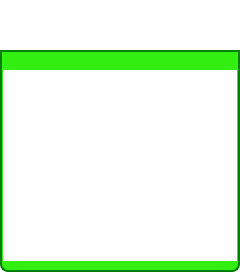
Old version of the form GoTvApps/GoTvCommon/Forms/ActivityFileSearch.ui in the repository brettrjones/gotvptop.
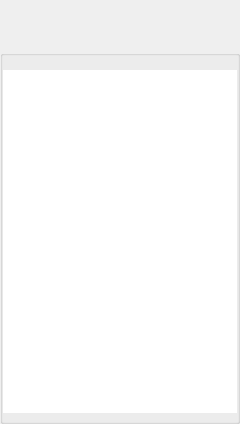
New version of the form. Custom widgets are drawn as their Qt base class.

Diff of the .ui file:
```diff
--- a/GoTvApps/GoTvCommon/Forms/ActivityFileSearch.ui
+++ b/GoTvApps/GoTvCommon/Forms/ActivityFileSearch.ui
@@ -10,7 +10,7 @@
     <x>0</x>
     <y>0</y>
     <width>240</width>
-    <height>272</height>
+    <height>424</height>
    </rect>
   </property>
   <property name="windowTitle">
@@ -22,44 +22,6 @@
   <property name="toolTip">
    <string/>
   </property>
-  <property name="styleSheet">
-   <string notr="true">QDialog#FileSearchDialog
-{   
-color: transparent;
-background-color: transparent;
-border: 1px solid transparent;
-border-radius: 8px; 
-}
-
-#TitleGroupBox
-{   
-color: black;
-background-color: rgb(50,238,17);
-border: 2px solid green;
-border-top-left-radius: 8px; 
-border-top-right-radius: 8px;
-}
-
-#TitleLabel
-{   
-color: black;
-}
-
-#FileItemsBox
-{   
-background-color: rgb(50,238,17);
-border: 2px solid green;
-border-top-color: green; 
-border-bottom-left-radius: 8px; 
-border-bottom-right-radius: 8px;
-}
-
-#FileItemList
-{   
-background-color: white;
-border: 1px solid transparent;
-}</string>
-  </property>
   <layout class="QVBoxLayout" name="verticalLayout">
    <property name="spacing">
     <number>0</number>
@@ -163,6 +125,12 @@
    <header>TitleBarWidget.h</header>
    <container>1</container>
   </customwidget>
+  <customwidget>
+   <class>BottomBarWidget</class>
+   <extends>QWidget</extends>
+   <header location="global">BottomBarWidget.h</header>
+   <container>1</container>
+  </customwidget>
  </customwidgets>
  <resources/>
  <connections/>
```
Left out of the diff: 30 changed lines with no effect on the pictures.
